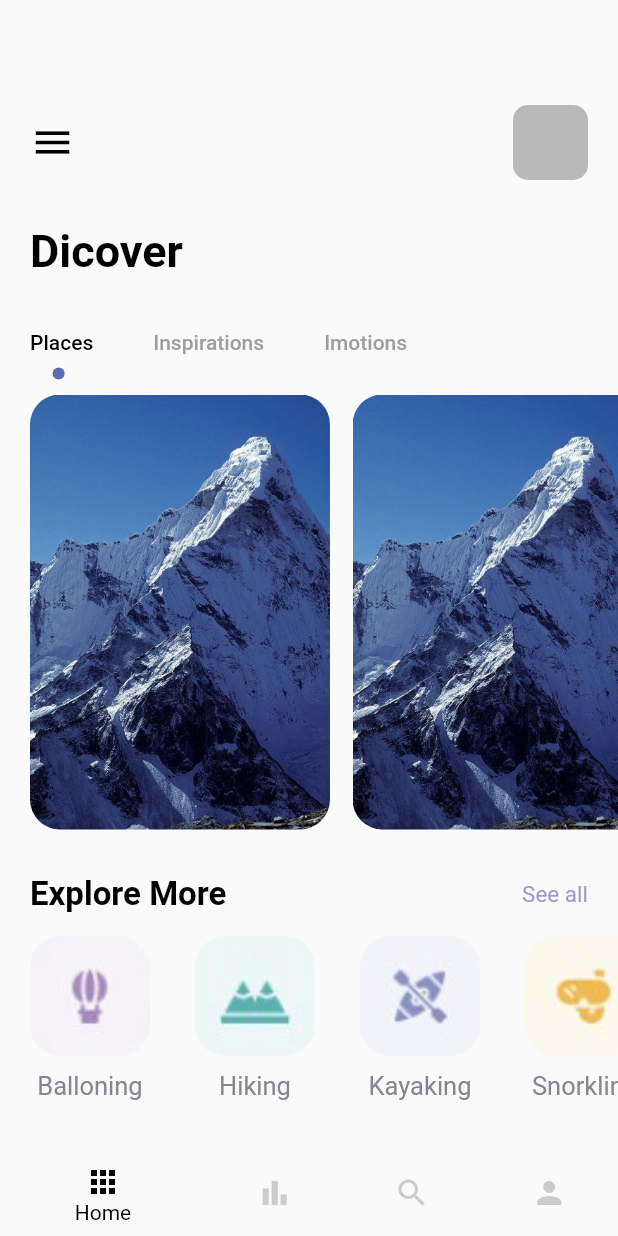
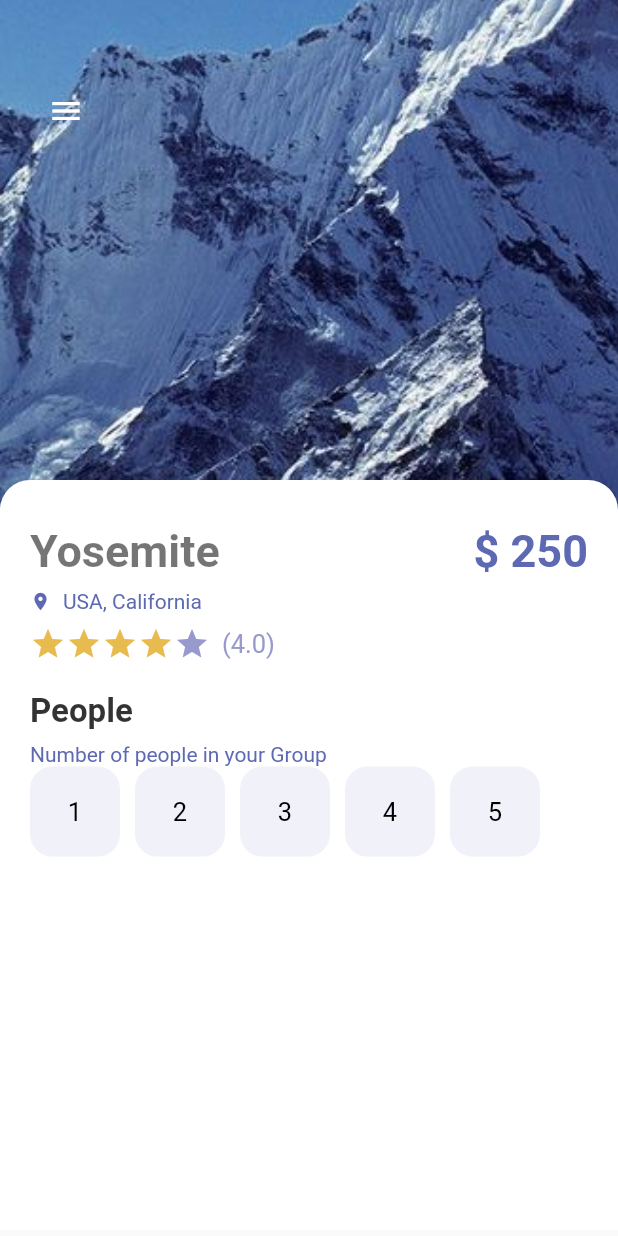
Before and after one commit to NegusNati/travel_app_flutter, a Flutter app: the screen it shows after launch, on a phone screen of 412 x 824 dp. Run offline on Flutter 3.47's test engine with Material 2 defaults, Android fonts, the phone set to English and light mode, and no system bars.

Commit message:
reusable button and details page

```diff
--- a/lib/main.dart
+++ b/lib/main.dart
@@ -1,5 +1,6 @@
 import 'package:flutter/material.dart';
-import 'package:travel_app_flutter/pages/navPages/main_page.dart';
+
+import 'pages/detail_page.dart';
 
 void main() {
   runApp(const MyApp());
@@ -16,7 +17,7 @@ class MyApp extends StatelessWidget {
       theme: ThemeData(
         primarySwatch: Colors.blue,
       ),
-      home: const MainPage(),
+      home: const DeatilPage(),
     );
   }
 }
--- /dev/null
+++ b/lib/pages/detail_page.dart
@@ -0,0 +1,127 @@
+import 'package:flutter/material.dart';
+import 'package:travel_app_flutter/util/colors.dart';
+import 'package:travel_app_flutter/widgets/app_large_text.dart';
+import 'package:travel_app_flutter/widgets/app_text.dart';
+
+import '../widgets/app_buttons.dart';
+
+class DeatilPage extends StatefulWidget {
+  const DeatilPage({Key? key}) : super(key: key);
+
+  @override
+  State<DeatilPage> createState() => _DeatilPageState();
+}
+
+class _DeatilPageState extends State<DeatilPage> {
+   int gottenStars = 4;
+  @override
+  Widget build(BuildContext context) {
+    return Scaffold(
+      body: SizedBox(
+        // because Stack widget require hight & width
+
+        width: double.maxFinite,
+        height: double.maxFinite,
+        child: Stack(
+          children: [
+            Positioned(
+              left: 0,
+              top: 0,
+              child: Container(
+                width: 600,
+                height: 350,
+                decoration: const BoxDecoration(
+                  image: DecorationImage(
+                    image: AssetImage("images/mountain.jpeg"),
+                    fit: BoxFit.cover,
+                  ),
+                ),
+              ),
+            ),
+            Positioned(
+              left: 20,
+              top: 50,
+              child: Row(
+                children: [
+                  IconButton(
+                    onPressed: () {},
+                    icon: const Icon(
+                      Icons.menu,
+                      color: Colors.white,
+                    ),
+                  ),
+                ],
+              ),
+            ),
+            Positioned(
+              top: 320,
+              child: Container(
+                padding: const EdgeInsets.symmetric(horizontal: 20, vertical: 30),
+                width: MediaQuery.of(context).size.width,
+                height: 500,
+                decoration: const BoxDecoration(
+                  color: Colors.white,
+                  borderRadius: BorderRadius.only(
+                      topLeft: Radius.circular(20),
+                      topRight: Radius.circular(20)),
+                ),
+
+                child: Column(
+                  crossAxisAlignment: CrossAxisAlignment.start,
+                  children: [
+                    Row(
+                      mainAxisAlignment: MainAxisAlignment.spaceBetween,
+                      children: [
+                        AppLargeText(text: "Yosemite", textColor: Colors.black54,),
+                        AppLargeText(text: "\$ 250", textColor: AppColors.mainColor,)
+                      ],
+                    ),
+                    const SizedBox( height: 8,),
+                    Row(
+                      children: [
+                        Icon(Icons.location_on, color: AppColors.mainColor,size: 14,),
+                        const SizedBox(width:
+                        8,),
+                        AppText(text: "USA, California", textColor: AppColors.mainColor, textSize: 14,),
+
+                      ],
+
+                    ),
+                  const SizedBox( height: 8,),
+                  Row(
+                    children: [Wrap( // to wrap out lists like stars to mainatin them properly
+                    children:List.generate(5, (index) {
+                      return Icon(Icons.star_sharp, color:index<gottenStars? AppColors.starColor: AppColors.textColor1,);
+                    })
+                  ),
+                  const SizedBox(width: 8,),
+                    AppText(text: "(4.0)",textColor: AppColors.textColor1,),
+                  ],
+                  ),
+                  const SizedBox(height: 20,),
+                  AppLargeText(text: "People",textColor: Colors.black.withOpacity(0.8), textSize: 22,),
+                   const SizedBox(height: 8,),
+                  AppText(text: "Number of people in your Group", textColor: AppColors.mainColor,textSize: 14,),
+                  Wrap(
+                    children: List.generate(5, (index)
+                    {
+                      return Container( // for the margin
+                        margin: const EdgeInsets.only(right: 10),
+
+                        child: AppButton(color: Colors.white, backgroundColor: AppColors.buttonBackground, size: 60, borderColor: AppColors.buttonBackground, textInput:(index + 1).toString(),));
+
+                    })
+                  ),
+
+
+
+                  ],
+                ),
+              ),
+            ),
+          ],
+        ),
+      ),
+    );
+  }
+}
--- a/lib/pages/navPages/main_page.dart
+++ b/lib/pages/navPages/main_page.dart
@@ -1,5 +1,5 @@
 import 'package:flutter/material.dart';
-import 'package:travel_app_flutter/pages/navPages/home_page.dart';
+import 'package:travel_app_flutter/pages/home_page.dart';
 import 'package:travel_app_flutter/pages/navPages/my_page.dart';
 import 'package:travel_app_flutter/pages/navPages/search_page.dart';
 
--- /dev/null
+++ b/lib/widgets/app_buttons.dart
@@ -0,0 +1,41 @@
+// ignore_for_file: public_member_api_docs, sort_constructors_first
+import 'package:flutter/material.dart';
+import 'package:travel_app_flutter/widgets/app_text.dart';
+
+
+class AppButton extends StatelessWidget {
+   AppButton({
+    Key? key,
+    this.isIcon =false,
+    this.textInput = "hi",
+    this.icon,
+    required this.color,
+    required this.backgroundColor,
+    required this.size,
+    required this.borderColor,
+  }) : super(key: key);
+  final Color color;
+  final Color backgroundColor;
+  final double size;
+  final Color borderColor;
+  String? textInput;
+  IconData? icon;
+  bool? isIcon;
+
+  @override
+  Widget build(BuildContext context) {
+    return Container(
+      width: size,
+      height: size,
+      decoration: BoxDecoration(
+        border: Border.all(
+          color: borderColor,
+          width: 1.0,
+        ),
+        borderRadius: BorderRadius.circular(15),
+        color:backgroundColor,
+      ),
+      child: isIcon == false ? Center(child: AppText(text: textInput!, textColor: Colors.black,)):Center(child: Icon(icon, color: color,)),
+    );
+  }
+}
```
Also changed, not shown: lib/pages/home_page.dart (renamed from lib/pages/navPages/home_page.dart).
